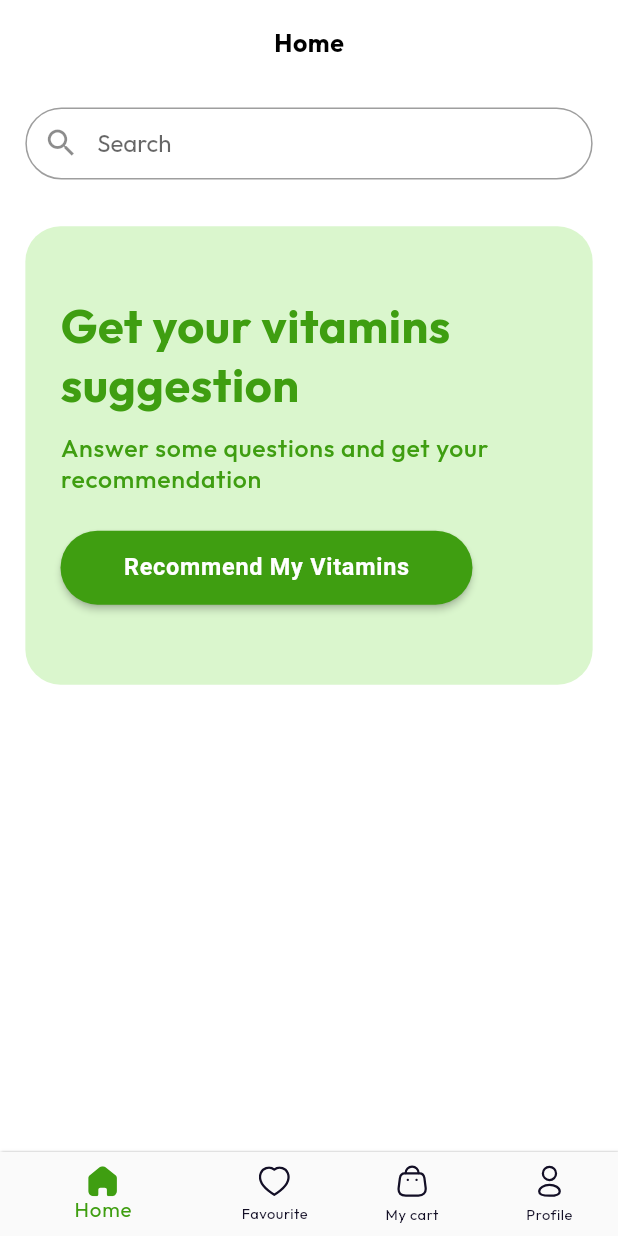
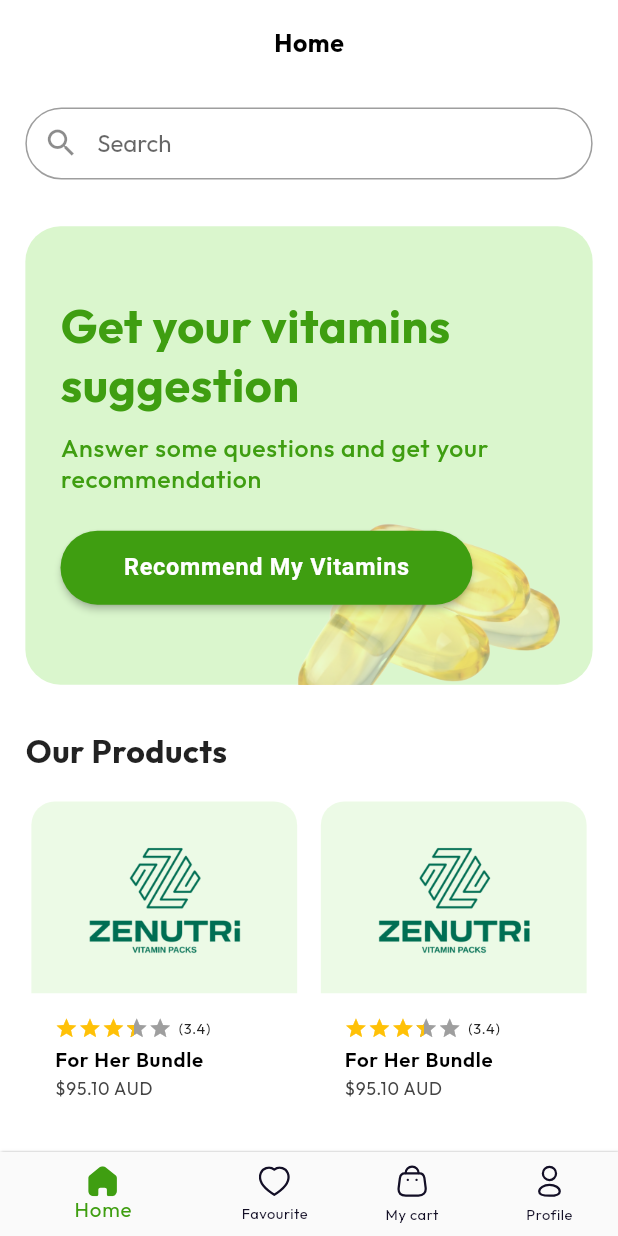
Before and after one commit to Sid-1661/Zenutri-App, a Flutter app: the DashboardMainNavScreen screen opened directly, on a phone screen of 412 x 824 dp. Run offline on Flutter 3.47's test engine with Material 2 defaults, Android fonts, the phone set to English and light mode, and no system bars; drawn by our look-alikes of flutter_rating_bar; our stand-ins replace flutter_svg, get, pin_code_fields; missing offline and left inert: otp_timer_button.

Commit message:
home screen ui has been done

```diff
--- a/lib/application/app.dart
+++ b/lib/application/app.dart
@@ -27,6 +27,10 @@ class ZenutriApp extends StatelessWidget {
           bodyLarge: TextStyle(
             letterSpacing: 0.5,
             fontSize: 17.rSp
+          ),
+          bodySmall: TextStyle(
+            letterSpacing: 0.5,
+            fontSize: 12.rSp
           ),
           titleLarge: TextStyle(
             fontSize: 32.rSp,
--- a/lib/common/presentation/utils/image_assets.dart
+++ b/lib/common/presentation/utils/image_assets.dart
@@ -8,5 +8,5 @@ class ImageAssets {
   static const String favouriteSvg = 'assets/icons/favourite.svg';
   static const String cartSvg = 'assets/icons/cart.svg';
   static const String profileSvg = 'assets/icons/profile.svg';
-  static const String recommendMedicineBgJpg = 'assets/images/recommend-medicine-bg.jpg';
+  static const String capsuleBgPng = 'assets/images/capsule-bg.png';
 }
--- a/lib/features/dashboard/presentation/ui/screens/home_screen.dart
+++ b/lib/features/dashboard/presentation/ui/screens/home_screen.dart
@@ -2,6 +2,8 @@ import 'package:flutter/material.dart';
 import 'package:zenutri_app/common/presentation/utils/app_colors.dart';
 import 'package:zenutri_app/common/presentation/utils/spacing.dart';
 import 'package:zenutri_app/core/extensions/size_extension.dart';
+import 'package:zenutri_app/features/dashboard/presentation/ui/widgets/home/home_banner_widget.dart';
+import 'package:zenutri_app/features/dashboard/presentation/ui/widgets/product_card.dart';
 
 class HomeScreen extends StatefulWidget {
   const HomeScreen({super.key});
@@ -17,65 +19,57 @@ class _HomeScreenState extends State<HomeScreen> {
       backgroundColor: Colors.white,
       appBar: AppBar(
         backgroundColor: Colors.white,
-        title: Text('Home', style: TextStyle(
-          fontSize: 17.rSp,
-          color: AppColors.black
-        ),),
+        title: Text(
+          'Home',
+          style: TextStyle(fontSize: 17.rSp, color: AppColors.black),
+        ),
         centerTitle: true,
         elevation: 0,
       ),
-      body: Padding(
+      body: SingleChildScrollView(
+        primary: true,
+        child: Padding(
           padding: EdgeInsets.symmetric(horizontal: 16.rw),
           child: Column(
+            crossAxisAlignment: CrossAxisAlignment.start,
             children: [
               verticalSpace(16),
               const TextField(
                 decoration: InputDecoration(
-                prefixIcon: Icon(Icons.search),
-                hintText: 'Search'
-              ),
+                    prefixIcon: Icon(Icons.search), hintText: 'Search'),
               ),
               verticalSpace(32),
-            Container(
-              width: 100.w,
-              height: 313.rh,
-              decoration: BoxDecoration(
-                borderRadius: BorderRadius.circular(24.rSp),
-                color: AppColors.teaGreen
+              const HomeBannerWidget(),
+              verticalSpace(32),
+              Text(
+                'Our Products',
+                style: Theme.of(context)
+                    .textTheme
+                    .titleLarge
+                    ?.copyWith(fontSize: 22.rSp),
               ),
-              child: Padding(
-                padding: EdgeInsets.all(24.rSp),
-                child: Column(
-                  crossAxisAlignment: CrossAxisAlignment.start,
-                  children: [
-                    verticalSpace(24),
-                    Text(
-                      'Get your vitamins suggestion',
-                      style: Theme.of(context).textTheme.titleLarge?.copyWith(
-                        color: AppColors.primaryColor,
-                      ),
-                    ),
-                    verticalSpace(12),
-                    Text('Answer some questions and get your recommendation',
-                      style: Theme.of(context).textTheme.bodyLarge?.copyWith(
-                        color: AppColors.primaryColor,
-                      ),
-                    ),
-                    verticalSpace(25),
-                    SizedBox(
-                      width: 260.rw,
-                      child: ElevatedButton(
-                        onPressed: () {},
-                        child: Text('Recommend My Vitamins'),
-                      ),
-                    )
+              verticalSpace(16),
+              productGridView
             ],
           ),
-              ),
-            )
-          ],
         ),
       ),
     );
   }
+
+  GridView get productGridView {
+    return GridView.builder(
+        primary: false,
+        shrinkWrap: true,
+        physics: const NeverScrollableScrollPhysics(),
+        itemCount: 10,
+        gridDelegate: SliverGridDelegateWithFixedCrossAxisCount(
+            crossAxisCount: 2,
+            childAspectRatio: 0.8.rSp,
+            crossAxisSpacing: 8.rSp,
+            mainAxisSpacing: 8.rSp),
+        itemBuilder: (context, index) {
+          return const ProductCard();
+        });
   }
+}
--- /dev/null
+++ b/lib/features/dashboard/presentation/ui/widgets/home/home_banner_widget.dart
@@ -0,0 +1,71 @@
+import 'package:flutter/material.dart';
+import 'package:zenutri_app/common/presentation/utils/app_colors.dart';
+import 'package:zenutri_app/common/presentation/utils/image_assets.dart';
+import 'package:zenutri_app/common/presentation/utils/spacing.dart';
+import 'package:zenutri_app/core/extensions/size_extension.dart';
+
+class HomeBannerWidget extends StatelessWidget {
+  const HomeBannerWidget({
+    super.key,
+  });
+
+  @override
+  Widget build(BuildContext context) {
+    return Container(
+      width: 100.w,
+      height: 313.rh,
+      decoration: BoxDecoration(
+        borderRadius: BorderRadius.circular(24.rSp),
+        color: AppColors.teaGreen,
+      ),
+      child: Stack(
+        children: [
+          Positioned(
+            bottom: -50,
+            right: -50,
+            child: Opacity(
+              opacity: 0.5,
+              child: Container(
+                height: 200.rh,
+                width: 300.rw,
+                decoration: const BoxDecoration(
+                    image: DecorationImage(
+                        image: AssetImage(ImageAssets.capsuleBgPng))),
+              ),
+            ),
+          ),
+          Padding(
+            padding: EdgeInsets.all(24.rSp),
+            child: Column(
+              crossAxisAlignment: CrossAxisAlignment.start,
+              children: [
+                verticalSpace(24),
+                Text(
+                  'Get your vitamins suggestion',
+                  style: Theme.of(context).textTheme.titleLarge?.copyWith(
+                        color: AppColors.primaryColor,
+                      ),
+                ),
+                verticalSpace(12),
+                Text(
+                  'Answer some questions and get your recommendation',
+                  style: Theme.of(context).textTheme.bodyLarge?.copyWith(
+                        color: AppColors.primaryColor,
+                      ),
+                ),
+                verticalSpace(25),
+                SizedBox(
+                  width: 260.rw,
+                  child: ElevatedButton(
+                    onPressed: () {},
+                    child: const Text('Recommend My Vitamins'),
+                  ),
+                )
+              ],
+            ),
+          ),
+        ],
+      ),
+    );
+  }
+}
--- /dev/null
+++ b/lib/features/dashboard/presentation/ui/widgets/product_card.dart
@@ -0,0 +1,83 @@
+import 'package:flutter/material.dart';
+import 'package:flutter_rating_bar/flutter_rating_bar.dart';
+import 'package:zenutri_app/common/presentation/utils/app_colors.dart';
+import 'package:zenutri_app/common/presentation/utils/image_assets.dart';
+import 'package:zenutri_app/common/presentation/utils/spacing.dart';
+import 'package:zenutri_app/core/extensions/size_extension.dart';
+
+class ProductCard extends StatelessWidget {
+  const ProductCard({
+    super.key,
+  });
+
+  @override
+  Widget build(BuildContext context) {
+    return Card(
+      elevation: 0,
+      color: Colors.white,
+      shape:
+          RoundedRectangleBorder(borderRadius: BorderRadius.circular(16.rSp)),
+      child: Column(
+        children: [
+          Container(
+            height: 131.rh,
+            decoration: BoxDecoration(
+              borderRadius: BorderRadius.only(
+                topLeft: Radius.circular(16.rSp),
+                topRight: Radius.circular(16.rSp),
+              ),
+              color: AppColors.teaGreen.withOpacity(0.5),
+              image: const DecorationImage(
+                image: AssetImage(ImageAssets.appLogoVertical),
+              ),
+            ),
+          ),
+          Padding(
+            padding: EdgeInsets.all(16.rSp),
+            child: Column(
+              crossAxisAlignment: CrossAxisAlignment.start,
+              children: [
+                Row(
+                  children: [
+                    RatingBarIndicator(
+                      rating: 3.4,
+                      itemBuilder: (context, index) => const Icon(
+                        Icons.star,
+                        color: Colors.amber,
+                      ),
+                      itemCount: 5,
+                      itemSize: 16.rSp,
+                      direction: Axis.horizontal,
+                    ),
+                    horizontalSpace(4),
+                    Text(
+                      '(3.4)',
+                      style: TextStyle(
+                          color: AppColors.eerieBlack, fontSize: 10.rSp),
+                    )
+                  ],
+                ),
+                verticalSpace(4),
+                Text(
+                  'For Her Bundle',
+                  style: Theme.of(context).textTheme.bodyMedium?.copyWith(
+                        fontWeight: FontWeight.w600,
+                        color: AppColors.black,
+                      ),
+                ),
+                verticalSpace(4),
+                Text(
+                  '\$95.10 AUD',
+                  style: Theme.of(context)
+                      .textTheme
+                      .bodySmall
+                      ?.copyWith(color: AppColors.shadowGray),
+                ),
+              ],
+            ),
+          ),
+        ],
+      ),
+    );
+  }
+}
--- a/pubspec.yaml
+++ b/pubspec.yaml
@@ -16,6 +16,7 @@ dependencies:
   pin_code_fields: ^8.0.1
   otp_timer_button: ^1.1.0
   flutter_svg: ^2.0.7
+  flutter_rating_bar: ^4.0.1
 
 dev_dependencies:
   flutter_test:
```
Also changed, not shown: assets/images/capsule-bg.png (added), pubspec.lock. Lines whose indentation alone changed are shown as unchanged.
